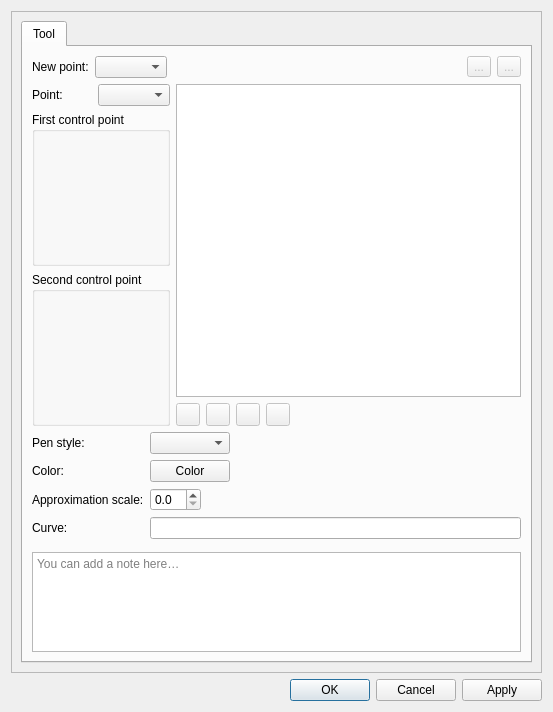
Before: the Qt Designer form src/libs/vtools/dialogs/tools/dialogsplinepath.ui in equinox-patterns/Ostara, drawn with Qt 5.
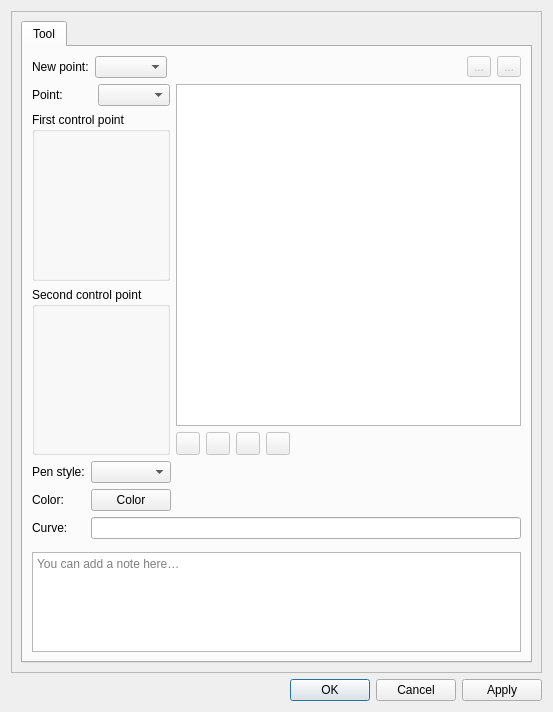
After: the same form once the commit is applied. Icons and pictures are not drawn. Custom widgets are drawn as their Qt base class.

Commit message: Validation curves: drop frontend approximation scale, Spline handles + angle presets in PB

```diff
--- a/src/libs/vtools/dialogs/tools/dialogsplinepath.ui
+++ b/src/libs/vtools/dialogs/tools/dialogsplinepath.ui
@@ -304,36 +304,13 @@
               </widget>
              </item>
              <item row="2" column="0">
-              <widget class="QLabel" name="label_2">
-               <property name="text">
-                <string>Approximation scale:</string>
-               </property>
-              </widget>
-             </item>
-             <item row="2" column="1">
-              <widget class="QDoubleSpinBox" name="doubleSpinBoxApproximationScale">
-               <property name="toolTip">
-                <string>Set approximation scale for this curve, 0 - use global value</string>
-               </property>
-               <property name="decimals">
-                <number>1</number>
-               </property>
-               <property name="maximum">
-                <double>10.000000000000000</double>
-               </property>
-               <property name="singleStep">
-                <double>0.100000000000000</double>
-               </property>
-              </widget>
-             </item>
-             <item row="3" column="0">
               <widget class="QLabel" name="labelAlias">
                <property name="text">
                 <string>Curve:</string>
                </property>
               </widget>
              </item>
-             <item row="3" column="1">
+             <item row="2" column="1">
               <widget class="QLineEdit" name="lineEditAlias"/>
              </item>
             </layout>
```
The commit also changes 41 other files.
